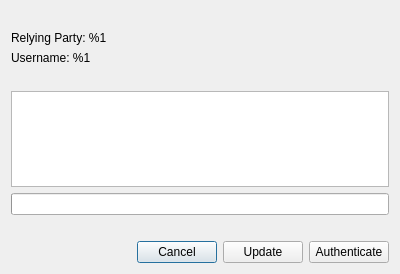
This is src/autofill/BrowserPasskeysConfirmationDialogV2.ui in sebastianlivoni/keepassxc as Qt 5 draws it before an edit. The edited form follows.
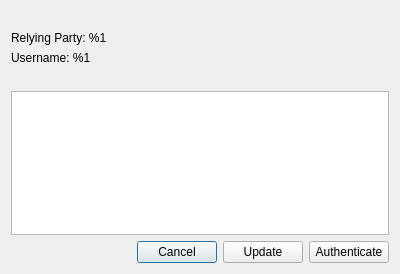
This is the edited form.

Patch:
```diff
--- a/src/autofill/BrowserPasskeysConfirmationDialogV2.ui
+++ b/src/autofill/BrowserPasskeysConfirmationDialogV2.ui
@@ -102,19 +102,6 @@
      </attribute>
     </widget>
    </item>
-   <item>
-    <widget class="QProgressBar" name="progressBar">
-     <property name="value">
-      <number>0</number>
-     </property>
-     <property name="textVisible">
-      <bool>false</bool>
-     </property>
-    </widget>
-   </item>
-   <item>
-    <widget class="QLabel" name="timeoutLabel"/>
-   </item>
    <item>
     <layout class="QHBoxLayout" name="horizontalLayout">
      <item>
```
